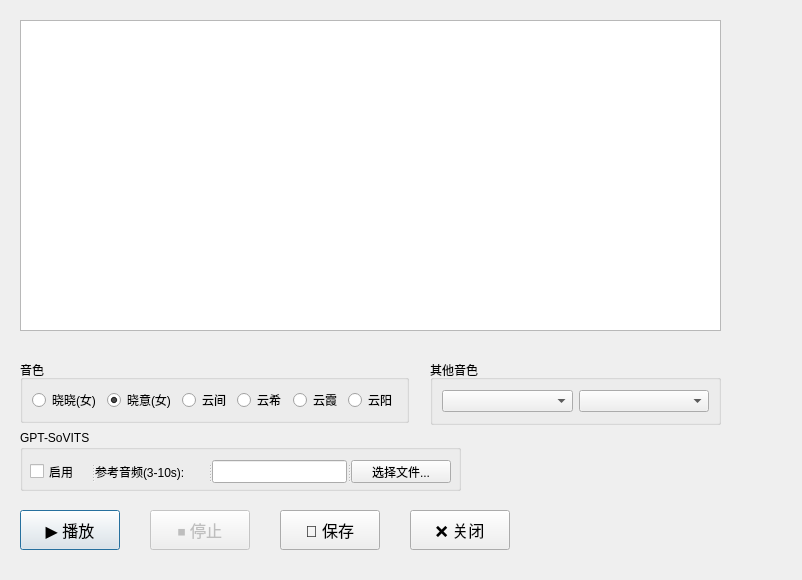
This is src/dialog.ui in johnsmith2078/edge-tts-gui as Qt 5 draws it before an edit. The edited form follows.
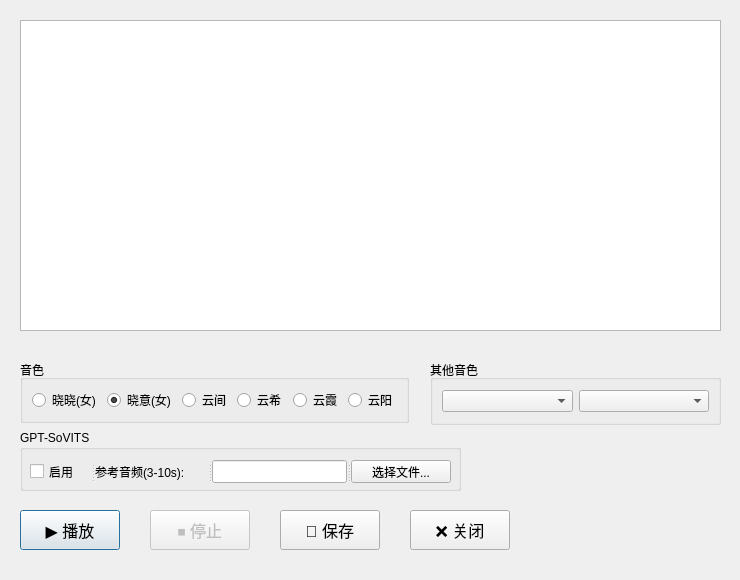
This is the edited form.

Commit message: add ref audio file select

What changed in the file:
```diff
--- a/src/dialog.ui
+++ b/src/dialog.ui
@@ -9,19 +9,19 @@
    <rect>
     <x>0</x>
     <y>0</y>
-    <width>802</width>
+    <width>740</width>
     <height>580</height>
    </rect>
   </property>
   <property name="minimumSize">
    <size>
-    <width>802</width>
+    <width>740</width>
     <height>580</height>
    </size>
   </property>
   <property name="maximumSize">
    <size>
-    <width>802</width>
+    <width>740</width>
     <height>580</height>
    </size>
   </property>
```
The commit also changes 2 other files.
